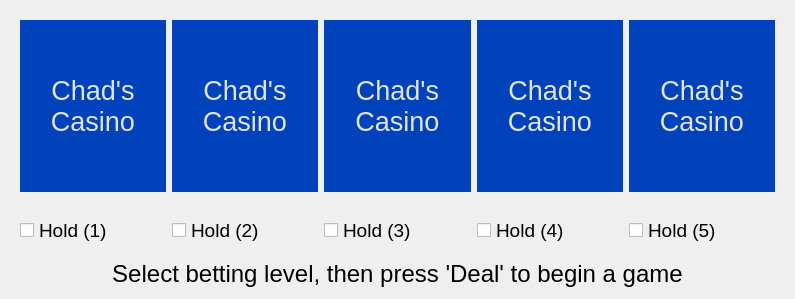
Qt form src/ui/handwidget.ui (dbrook/vidpokerterm) before a commit.
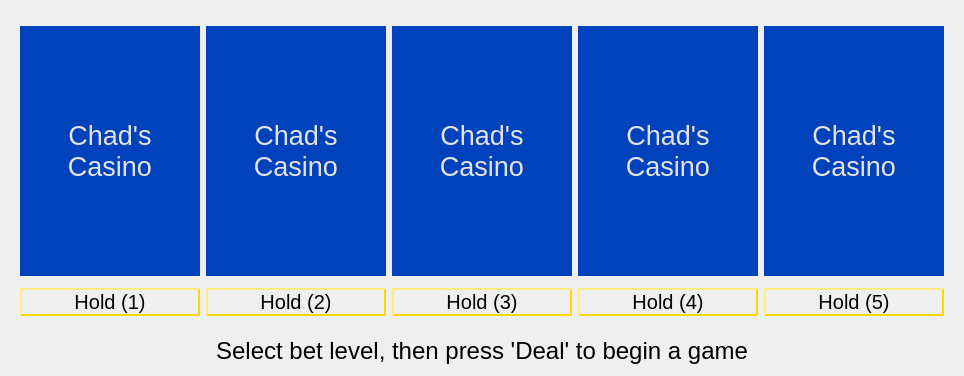
The same form after that commit.

Commit message: Fix aspect ratio of hand widget by putting in a grid format and using spacers (will look weird on high resolutions, and really small ones). Fixed thread sync issues on slower CPUs by tying the deal/draw button to a new slot in the game orchestrator window.

Patch:
```diff
--- a/src/ui/handwidget.ui
+++ b/src/ui/handwidget.ui
@@ -6,112 +6,46 @@
    <rect>
     <x>0</x>
     <y>0</y>
-    <width>795</width>
-    <height>299</height>
+    <width>960</width>
+    <height>376</height>
    </rect>
   </property>
+  <property name="sizePolicy">
+   <sizepolicy hsizetype="Preferred" vsizetype="Fixed">
+    <horstretch>0</horstretch>
+    <verstretch>0</verstretch>
+   </sizepolicy>
+  </property>
   <property name="windowTitle">
    <string>Form</string>
   </property>
   <property name="styleSheet">
    <string notr="true">QCheckBox:checked {color: rgb(125,30,0); background-color: rgb(250,250,0);}</string>
   </property>
-  <layout class="QVBoxLayout" name="verticalLayout" stretch="1,0,0">
+  <layout class="QVBoxLayout" name="verticalLayout" stretch="0,0">
    <item>
     <widget class="QFrame" name="cardArea">
-     <property name="sizePolicy">
-      <sizepolicy hsizetype="Expanding" vsizetype="Expanding">
-       <horstretch>0</horstretch>
-       <verstretch>0</verstretch>
-      </sizepolicy>
-     </property>
      <property name="frameShape">
       <enum>QFrame::NoFrame</enum>
      </property>
      <property name="frameShadow">
       <enum>QFrame::Raised</enum>
      </property>
-     <layout class="QHBoxLayout" name="cardLayoutItem">
-      <item>
-       <widget class="QLabel" name="card1">
-        <property name="styleSheet">
-         <string notr="true">background-color: rgb(0, 66, 188);
-border-color: rgb(0, 0, 0);
-color: rgb(227, 227, 227);
-font-size: 20pt;</string>
-        </property>
-        <property name="frameShape">
-         <enum>QFrame::NoFrame</enum>
-        </property>
-        <property name="frameShadow">
-         <enum>QFrame::Plain</enum>
-        </property>
-        <property name="lineWidth">
-         <number>4</number>
-        </property>
-        <property name="text">
-         <string>Chad's
-Casino</string>
-        </property>
-        <property name="alignment">
-         <set>Qt::AlignCenter</set>
-        </property>
-       </widget>
-      </item>
-      <item>
-       <widget class="QLabel" name="card2">
-        <property name="styleSheet">
-         <string notr="true">background-color: rgb(0, 66, 188);
-border-color: rgb(0, 0, 0);
-color: rgb(227, 227, 227);
-font-size: 20pt;</string>
-        </property>
-        <property name="frameShape">
-         <enum>QFrame::NoFrame</enum>
-        </property>
-        <property name="frameShadow">
-         <enum>QFrame::Plain</enum>
-        </property>
-        <property name="lineWidth">
-         <number>4</number>
-        </property>
-        <property name="text">
-         <string>Chad's
-Casino</string>
-        </property>
-        <property name="alignment">
-         <set>Qt::AlignCenter</set>
-        </property>
-       </widget>
-      </item>
-      <item>
-       <widget class="QLabel" name="card3">
-        <property name="styleSheet">
-         <string notr="true">background-color: rgb(0, 66, 188);
-border-color: rgb(0, 0, 0);
-color: rgb(227, 227, 227);
-font-size: 20pt;</string>
-        </property>
-        <property name="frameShape">
-         <enum>QFrame::NoFrame</enum>
-        </property>
-        <property name="frameShadow">
-         <enum>QFrame::Plain</enum>
-        </property>
-        <property name="lineWidth">
-         <number>4</number>
-        </property>
-        <property name="text">
-         <string>Chad's
-Casino</string>
-        </property>
-        <property name="alignment">
-         <set>Qt::AlignCenter</set>
-        </property>
-       </widget>
-      </item>
-      <item>
+     <layout class="QGridLayout" name="gridLayout" columnstretch="1,0,0,0,0,0,1">
+      <item row="0" column="4">
        <widget class="QLabel" name="card4">
+        <property name="sizePolicy">
+         <sizepolicy hsizetype="Fixed" vsizetype="Fixed">
+          <horstretch>0</horstretch>
+          <verstretch>0</verstretch>
+         </sizepolicy>
+        </property>
+        <property name="minimumSize">
+         <size>
+          <width>180</width>
+          <height>250</height>
+         </size>
+        </property>
         <property name="styleSheet">
          <string notr="true">background-color: rgb(0, 66, 188);
 border-color: rgb(0, 0, 0);
@@ -136,8 +70,58 @@
         </property>
        </widget>
       </item>
-      <item>
+      <item row="0" column="3">
+       <widget class="QLabel" name="card3">
+        <property name="sizePolicy">
+         <sizepolicy hsizetype="Fixed" vsizetype="Fixed">
+          <horstretch>0</horstretch>
+          <verstretch>0</verstretch>
+         </sizepolicy>
+        </property>
+        <property name="minimumSize">
+         <size>
+          <width>180</width>
+          <height>250</height>
+         </size>
+        </property>
+        <property name="styleSheet">
+         <string notr="true">background-color: rgb(0, 66, 188);
+border-color: rgb(0, 0, 0);
+color: rgb(227, 227, 227);
+font-size: 20pt;</string>
+        </property>
+        <property name="frameShape">
+         <enum>QFrame::NoFrame</enum>
+        </property>
+        <property name="frameShadow">
+         <enum>QFrame::Plain</enum>
+        </property>
+        <property name="lineWidth">
+         <number>4</number>
+        </property>
+        <property name="text">
+         <string>Chad's
+Casino</string>
+        </property>
+        <property name="alignment">
+         <set>Qt::AlignCenter</set>
+        </property>
+       </widget>
+      </item>
+      <item row="0" column="5">
        <widget class="QLabel" name="card5">
+        <property name="sizePolicy">
+         <sizepolicy hsizetype="Fixed" vsizetype="Fixed">
+          <horstretch>0</horstretch>
+          <verstretch>0</verstretch>
+         </sizepolicy>
+        </property>
+        <property name="minimumSize">
+         <size>
+          <width>180</width>
+          <height>250</height>
+         </size>
+        </property>
         <property name="styleSheet">
          <string notr="true">background-color: rgb(0, 66, 188);
 border-color: rgb(0, 0, 0);
@@ -162,108 +146,110 @@
         </property>
        </widget>
       </item>
-     </layout>
-    </widget>
-   </item>
-   <item>
-    <widget class="QFrame" name="holdArea">
-     <property name="frameShape">
-      <enum>QFrame::NoFrame</enum>
-     </property>
-     <property name="frameShadow">
-      <enum>QFrame::Raised</enum>
-     </property>
-     <layout class="QHBoxLayout" name="horizontalLayout">
-      <item>
-       <widget class="QCheckBox" name="holdBtnCard1">
-        <property name="sizePolicy">
-         <sizepolicy hsizetype="Expanding" vsizetype="Fixed">
-          <horstretch>0</horstretch>
-          <verstretch>0</verstretch>
-         </sizepolicy>
+      <item row="1" column="0">
+       <spacer name="horizontalSpacer">
+        <property name="orientation">
+         <enum>Qt::Horizontal</enum>
         </property>
-        <property name="styleSheet">
-         <string notr="true">font-size: 14pt;</string>
+        <property name="sizeHint" stdset="0">
+         <size>
+          <width>40</width>
+          <height>20</height>
+         </size>
         </property>
-        <property name="text">
-         <string>Hold (1)</string>
-        </property>
-        <property name="shortcut">
-         <string>1</string>
-        </property>
-        <property name="checkable">
-         <bool>true</bool>
-        </property>
-       </widget>
+       </spacer>
       </item>
-      <item>
-       <widget class="QCheckBox" name="holdBtnCard2">
+      <item row="0" column="1">
+       <widget class="QLabel" name="card1">
         <property name="sizePolicy">
-         <sizepolicy hsizetype="Expanding" vsizetype="Fixed">
+         <sizepolicy hsizetype="Fixed" vsizetype="Fixed">
           <horstretch>0</horstretch>
           <verstretch>0</verstretch>
          </sizepolicy>
         </property>
+        <property name="minimumSize">
+         <size>
+          <width>180</width>
+          <height>250</height>
+         </size>
+        </property>
         <property name="styleSheet">
-         <string notr="true">font-size: 14pt;</string>
+         <string notr="true">background-color: rgb(0, 66, 188);
+border-color: rgb(0, 0, 0);
+color: rgb(227, 227, 227);
+font-size: 20pt;</string>
         </property>
-        <property name="text">
-         <string>Hold (2)</string>
+        <property name="frameShape">
+         <enum>QFrame::NoFrame</enum>
         </property>
-        <property name="shortcut">
-         <string>2</string>
+        <property name="frameShadow">
+         <enum>QFrame::Plain</enum>
         </property>
-        <property name="checkable">
-         <bool>true</bool>
+        <property name="lineWidth">
+         <number>4</number>
         </property>
-       </widget>
-      </item>
-      <item>
-       <widget class="QCheckBox" name="holdBtnCard3">
-        <property name="sizePolicy">
-         <sizepolicy hsizetype="Expanding" vsizetype="Fixed">
-          <horstretch>0</horstretch>
-          <verstretch>0</verstretch>
-         </sizepolicy>
-        </property>
-        <property name="styleSheet">
-         <string notr="true">font-size: 14pt;</string>
-        </property>
         <property name="text">
-         <string>Hold (3)</string>
+         <string>Chad's
+Casino</string>
         </property>
-        <property name="shortcut">
-         <string>3</string>
+        <property name="alignment">
+         <set>Qt::AlignCenter</set>
         </property>
-        <property name="checkable">
-         <bool>true</bool>
-        </property>
        </widget>
       </item>
-      <item>
-       <widget class="QCheckBox" name="holdBtnCard4">
+      <item row="0" column="2">
+       <widget class="QLabel" name="card2">
         <property name="sizePolicy">
-         <sizepolicy hsizetype="Expanding" vsizetype="Fixed">
+         <sizepolicy hsizetype="Fixed" vsizetype="Fixed">
           <horstretch>0</horstretch>
           <verstretch>0</verstretch>
          </sizepolicy>
         </property>
+        <property name="minimumSize">
+         <size>
+          <width>180</width>
+          <height>250</height>
+         </size>
+        </property>
         <property name="styleSheet">
-         <string notr="true">font-size: 14pt;</string>
+         <string notr="true">background-color: rgb(0, 66, 188);
+border-color: rgb(0, 0, 0);
+color: rgb(227, 227, 227);
+font-size: 20pt;</string>
         </property>
-        <property name="text">
-         <string>Hold (4)</string>
+        <property name="frameShape">
+         <enum>QFrame::NoFrame</enum>
         </property>
-        <property name="shortcut">
-         <string>4</string>
+        <property name="frameShadow">
+         <enum>QFrame::Plain</enum>
         </property>
-        <property name="checkable">
-         <bool>true</bool>
+        <property name="lineWidth">
+         <number>4</number>
         </property>
+        <property name="text">
+         <string>Chad's
+Casino</string>
+        </property>
+        <property name="alignment">
+         <set>Qt::AlignCenter</set>
+        </property>
        </widget>
       </item>
-      <item>
-       <widget class="QCheckBox" name="holdBtnCard5">
+      <item row="1" column="6">
+       <spacer name="horizontalSpacer_2">
+        <property name="orientation">
+         <enum>Qt::Horizontal</enum>
+        </property>
+        <property name="sizeHint" stdset="0">
+         <size>
+          <width>40</width>
+          <height>20</height>
+         </size>
+        </property>
+       </spacer>
+      </item>
+      <item row="1" column="5">
+       <widget class="QPushButton" name="holdBtnCard5">
         <property name="sizePolicy">
          <sizepolicy hsizetype="Expanding" vsizetype="Fixed">
           <horstretch>0</horstretch>
@@ -271,7 +257,28 @@
          </sizepolicy>
         </property>
         <property name="styleSheet">
-         <string notr="true">font-size: 14pt;</string>
+         <string notr="true">QPushButton:disabled {
+    color: gray;
+    border-style: flat;
+    border-width: 2px;
+    border-color: gray;
+    font-size: 15pt;
+}
+QPushButton {
+    border-style: outset;
+    border-width: 2px;
+    border-color: gold;
+    font-size: 15pt;
+}
+QPushButton:checked {
+    color: yellow;
+    background-color: black;
+    border-style: outset;
+    border-width: 2px;
+    border-color: yellow;
+    font-size: 15pt;
+}
+</string>
         </property>
         <property name="text">
          <string>Hold (5)</string>
@@ -284,16 +291,194 @@
         </property>
        </widget>
       </item>
+      <item row="1" column="4">
+       <widget class="QPushButton" name="holdBtnCard4">
+        <property name="sizePolicy">
+         <sizepolicy hsizetype="Expanding" vsizetype="Fixed">
+          <horstretch>0</horstretch>
+          <verstretch>0</verstretch>
+         </sizepolicy>
+        </property>
+        <property name="styleSheet">
+         <string notr="true">QPushButton:disabled {
+    color: gray;
+    border-style: flat;
+    border-width: 2px;
+    border-color: gray;
+    font-size: 15pt;
+}
+QPushButton {
+    border-style: outset;
+    border-width: 2px;
+    border-color: gold;
+    font-size: 15pt;
+}
+QPushButton:checked {
+    color: yellow;
+    background-color: black;
+    border-style: outset;
+    border-width: 2px;
+    border-color: yellow;
+    font-size: 15pt;
+}
+</string>
+        </property>
+        <property name="text">
+         <string>Hold (4)</string>
+        </property>
+        <property name="shortcut">
+         <string>4</string>
+        </property>
+        <property name="checkable">
+         <bool>true</bool>
+        </property>
+       </widget>
+      </item>
+      <item row="1" column="3">
+       <widget class="QPushButton" name="holdBtnCard3">
+        <property name="sizePolicy">
+         <sizepolicy hsizetype="Expanding" vsizetype="Fixed">
+          <horstretch>0</horstretch>
+          <verstretch>0</verstretch>
+         </sizepolicy>
+        </property>
+        <property name="styleSheet">
+         <string notr="true">QPushButton:disabled {
+    color: gray;
+    border-style: flat;
+    border-width: 2px;
+    border-color: gray;
+    font-size: 15pt;
+}
+QPushButton {
+    border-style: outset;
+    border-width: 2px;
+    border-color: gold;
+    font-size: 15pt;
+}
+QPushButton:checked {
+    color: yellow;
+    background-color: black;
+    border-style: outset;
+    border-width: 2px;
+    border-color: yellow;
+    font-size: 15pt;
+}
+</string>
+        </property>
+        <property name="text">
+         <string>Hold (3)</string>
+        </property>
+        <property name="shortcut">
+         <string>3</string>
+        </property>
+        <property name="checkable">
+         <bool>true</bool>
+        </property>
+       </widget>
+      </item>
+      <item row="1" column="2">
+       <widget class="QPushButton" name="holdBtnCard2">
+        <property name="sizePolicy">
+         <sizepolicy hsizetype="Expanding" vsizetype="Fixed">
+          <horstretch>0</horstretch>
+          <verstretch>0</verstretch>
+         </sizepolicy>
+        </property>
+        <property name="styleSheet">
+         <string notr="true">QPushButton:disabled {
+    color: gray;
+    border-style: flat;
+    border-width: 2px;
+    border-color: gray;
+    font-size: 15pt;
+}
+QPushButton {
+    border-style: outset;
+    border-width: 2px;
+    border-color: gold;
+    font-size: 15pt;
+}
+QPushButton:checked {
+    color: yellow;
+    background-color: black;
+    border-style: outset;
+    border-width: 2px;
+    border-color: yellow;
+    font-size: 15pt;
+}
+</string>
+        </property>
+        <property name="text">
+         <string>Hold (2)</string>
+        </property>
+        <property name="shortcut">
+         <string>2</string>
+        </property>
+        <property name="checkable">
+         <bool>true</bool>
+        </property>
+       </widget>
+      </item>
+      <item row="1" column="1">
+       <widget class="QPushButton" name="holdBtnCard1">
+        <property name="sizePolicy">
+         <sizepolicy hsizetype="Expanding" vsizetype="Fixed">
+          <horstretch>0</horstretch>
+          <verstretch>0</verstretch>
+         </sizepolicy>
+        </property>
+        <property name="styleSheet">
+         <string notr="true">QPushButton:disabled {
+    color: gray;
+    border-style: flat;
+    border-width: 2px;
+    border-color: gray;
+    font-size: 15pt;
+}
+QPushButton {
+    border-style: outset;
+    border-width: 2px;
+    border-color: gold;
+    font-size: 15pt;
+}
+QPushButton:checked {
+    color: yellow;
+    background-color: black;
+    border-style: outset;
+    border-width: 2px;
+    border-color: yellow;
+    font-size: 15pt;
+}
+</string>
+        </property>
+        <property name="text">
+         <string>Hold (1)</string>
+        </property>
+        <property name="shortcut">
+         <string>1</string>
+        </property>
+        <property name="checkable">
+         <bool>true</bool>
+        </property>
+       </widget>
+      </item>
      </layout>
     </widget>
    </item>
    <item>
     <widget class="QLabel" name="resultLabel">
+     <property name="sizePolicy">
+      <sizepolicy hsizetype="Preferred" vsizetype="Fixed">
+       <horstretch>0</horstretch>
+       <verstretch>0</verstretch>
+      </sizepolicy>
+     </property>
      <property name="styleSheet">
       <string notr="true">font-size: 18pt;</string>
      </property>
      <property name="text">
-      <string>Select betting level, then press 'Deal' to begin a game</string>
+      <string>Select bet level, then press 'Deal' to begin a game</string>
      </property>
      <property name="alignment">
       <set>Qt::AlignCenter</set>
```
The commit also changes 6 other files.
